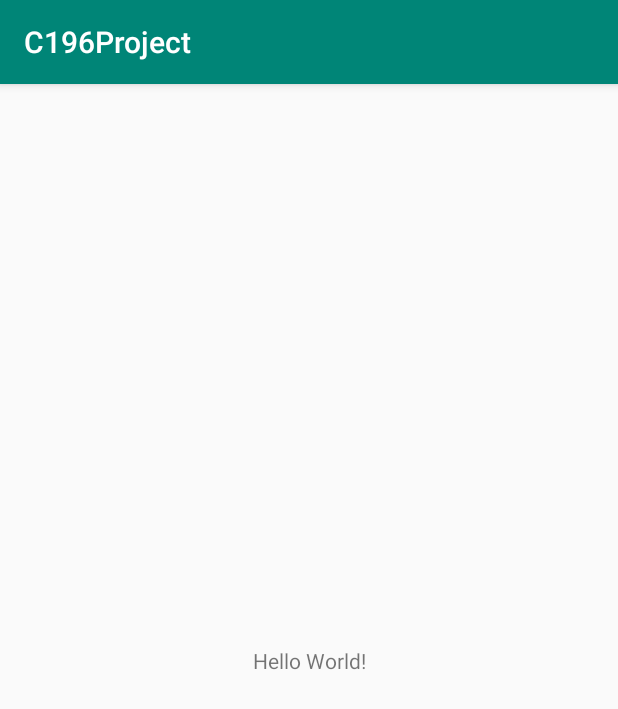
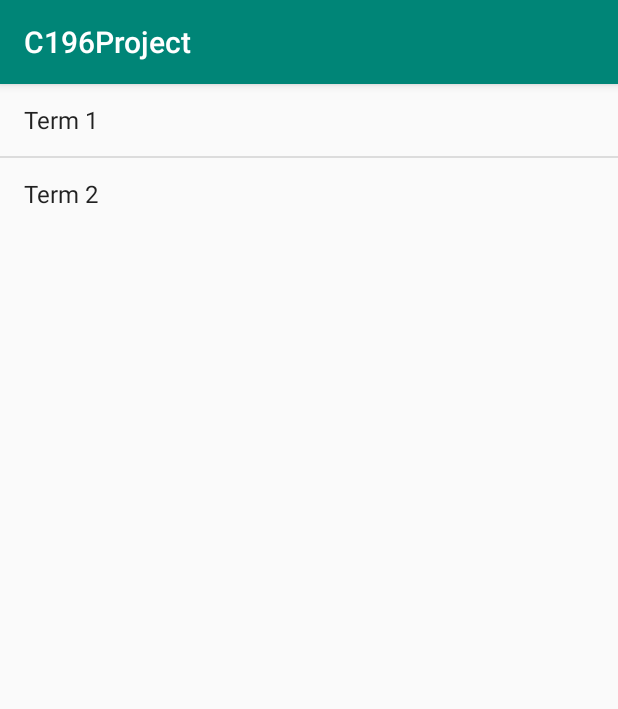
Before and after one commit to chriscorey-dev/C196Project, an Android app: the screen it shows after launch (MainActivity), on a phone screen of 412 x 824 dp. Shown: the top 709 px of the screen. Run offline under Robolectric (Android 15) with nearby library versions, the phone set to English and light mode, and no system bars.

Commit message:
Added database functionality. Added Term object. Added basic layout displaying terms

```diff
--- /dev/null
+++ b/app/src/main/java/com/chris_corey/c196project/DBHelper.java
@@ -0,0 +1,69 @@
+package com.chris_corey.c196project;
+
+import android.content.Context;
+import android.database.sqlite.SQLiteDatabase;
+import android.database.sqlite.SQLiteOpenHelper;
+
+import java.sql.Date;
+
+public class DBHelper extends SQLiteOpenHelper {
+
+    private static final String DATABASE_NAME = "QCOM.db";
+    private static final int DATABASE_VERSION = 1;
+
+    public DBHelper(Context context) {
+        super(context, DATABASE_NAME, null, DATABASE_VERSION);
+    }
+
+    @Override
+    public void onCreate(SQLiteDatabase sqLiteDatabase) {
+    }
+
+    @Override
+    public void onUpgrade(SQLiteDatabase sqLiteDatabase, int i, int i1) {
+
+    }
+
+    public void createDatabase() {
+        this.getWritableDatabase().execSQL("CREATE TABLE IF NOT EXISTS terms (id INTEGER PRIMARY KEY AUTOINCREMENT, title TEXT, start_date DATE, end_date DATE)");
+        this.getWritableDatabase().execSQL("CREATE TABLE IF NOT EXISTS courses (id INTEGER PRIMARY KEY AUTOINCREMENT, title TEXT, start_date DATE, end_date DATE, notes TEXT, status TEXT, mentor_name TEXT, mentor_phone TEXT, mentor_email TEXT, parent_term INTEGER)");
+        this.getWritableDatabase().execSQL("CREATE TABLE IF NOT EXISTS assessments (id INTEGER PRIMARY KEY AUTOINCREMENT, title TEXT, due_date DATE, type TEXT, parent_course INTEGER)");
+    }
+
+    public void addTerm(String title, Date startDate, Date endDate) {
+        this.getWritableDatabase().execSQL("INSERT INTO terms (title, start_date, end_date) VALUES ('"+ title +"', '"+ startDate +"', '"+ endDate +"')");
+    }
+
+    public void addCourse(String title, Date startDate, Date endDate, String notes, String status, String mentorName, String mentorEmail, String mentorPhone, int parentTerm) {
+        this.getWritableDatabase().execSQL("INSERT INTO courses (title, start_date, end_date, notes, status, mentor_name, mentor_email, mentor_phone, parent_term) VALUES ('"+ title +"', '"+ startDate +"', '"+ endDate +"', '"+ notes +"', '"+ status +"', '"+ mentorName +"', '"+ mentorEmail +"', '"+ mentorPhone +"', "+ parentTerm +")");
+    }
+
+    public void addAssessment(String title, Date dueDate, String type, int parentCourse) {
+        this.getWritableDatabase().execSQL("INSERT INTO assessments (title, due_date, type, parent_course) VALUES ('"+ title +"', '"+ dueDate +"', '"+ type +"', "+ parentCourse +")");
+    }
+
+    // DEBUG
+    public void populateDatabase() {
+        addTerm("Term 1", Date.valueOf("2020-04-01"), Date.valueOf("2020-10-01"));
+        addTerm("Term 2", Date.valueOf("2020-10-02"), Date.valueOf("2021-04-02"));
+        addCourse("Course 1", Date.valueOf("2020-04-01"), Date.valueOf("2020-10-01"), "My Notes", "Plan To Take", "Bob Roberts", "bob@roberts.com", "555-555-5555", 1);
+        addAssessment("Assessment 1", Date.valueOf("2020-10-01"), "OA", 1);
+    }
+
+    // DEBUG
+    public void destroyDatabase() {
+        this.getWritableDatabase().execSQL("DROP TABLE IF EXISTS terms;");
+        this.getWritableDatabase().execSQL("DROP TABLE IF EXISTS courses;");
+        this.getWritableDatabase().execSQL("DROP TABLE IF EXISTS assessments;");
+    }
+}
+
+
+
+// execSQL(); - Used for SQL statements that don't return data, like creating a table
+// insert(); - Inserts a row into a table. Uses ContentValues, which are key value pairs that represent a column name & column value. Returns long
+// query(); - SQL query. Returns Cursor object for iteration
+// update(); - SQL update. returns int representing # of rows affected
+// delete(); - SQL delete. returns int representing # of rows affected
+
+// Cursor Object - Like an array list, contains any values retrieved from DB table
--- a/app/src/main/java/com/chris_corey/c196project/MainActivity.java
+++ b/app/src/main/java/com/chris_corey/c196project/MainActivity.java
@@ -1,13 +1,77 @@
 package com.chris_corey.c196project;
 
+import android.database.Cursor;
 import android.support.v7.app.AppCompatActivity;
 import android.os.Bundle;
+import android.util.Log;
+import android.view.View;
+import android.widget.AdapterView;
+import android.widget.ArrayAdapter;
+import android.widget.ListView;
+import android.widget.ScrollView;
+import android.widget.Toast;
+
+import java.sql.Date;
+import java.util.ArrayList;
 
 public class MainActivity extends AppCompatActivity {
+    DBHelper dbHelper;
+    ArrayList<Term> termList;
 
     @Override
     protected void onCreate(Bundle savedInstanceState) {
         super.onCreate(savedInstanceState);
         setContentView(R.layout.activity_main);
+
+        ListView listView = findViewById(R.id.listView);
+
+        dbHelper = new DBHelper(MainActivity.this);
+
+        dbHelper.getWritableDatabase();
+
+        // DEBUG
+        dbHelper.destroyDatabase();
+
+        dbHelper.createDatabase();
+
+        // DEBUG
+        dbHelper.populateDatabase();
+
+//        ArrayList<String> valuesIdk = new ArrayList<>();
+//        dbHelper.getWritableDatabase().query("termList", {"id", "title", "start_date", "end_date"}, )
+
+        Cursor cursor = dbHelper.getWritableDatabase().rawQuery("SELECT * FROM terms", null);
+
+        termList = new ArrayList<>();
+
+        while(cursor.moveToNext()) {
+//            int i = cursor.getPosition();
+
+            Date startDate = Date.valueOf(cursor.getString(2));
+            Date endDate = Date.valueOf(cursor.getString(3));
+
+            Term term = new Term(cursor.getInt(0), cursor.getString(1), startDate, endDate);
+            termList.add(term);
+        }
+
+        // List View Stuff
+        ArrayAdapter<String> adapter = new ArrayAdapter<>(this, android.R.layout.simple_list_item_1, android.R.id.text1);
+        listView.setAdapter(adapter);
+        listView.setOnItemClickListener(new AdapterView.OnItemClickListener() {
+            @Override
+            public void onItemClick(AdapterView<?> adapterView, View view, int i, long l) {
+                Toast.makeText(MainActivity.this, "Clicked: " + termList.get(i).getTitle(), Toast.LENGTH_SHORT).show();
+            }
+        });
+
+        for (Term term : termList) {
+            adapter.add(term.getTitle());
+        }
+    }
+
+    @Override
+    protected void onPause() {
+        super.onPause();
+        dbHelper.close();
     }
 }
--- /dev/null
+++ b/app/src/main/java/com/chris_corey/c196project/Term.java
@@ -0,0 +1,49 @@
+package com.chris_corey.c196project;
+
+import java.sql.Date;
+
+public class Term {
+    private int key;
+    private String title;
+    private Date startDate;
+    private Date endDate;
+
+    public Term(int key, String title, Date startDate, Date endDate) {
+        this.key = key;
+        this.title = title;
+        this.startDate = startDate;
+        this.endDate = endDate;
+    }
+
+    public int getKey() {
+        return key;
+    }
+
+    public void setKey(int key) {
+        this.key = key;
+    }
+
+    public String getTitle() {
+        return title;
+    }
+
+    public void setTitle(String title) {
+        this.title = title;
+    }
+
+    public Date getStartDate() {
+        return startDate;
+    }
+
+    public void setStartDate(Date startDate) {
+        this.startDate = startDate;
+    }
+
+    public Date getEndDate() {
+        return endDate;
+    }
+
+    public void setEndDate(Date endDate) {
+        this.endDate = endDate;
+    }
+}
--- a/app/src/main/res/layout/activity_main.xml
+++ b/app/src/main/res/layout/activity_main.xml
@@ -1,18 +1,14 @@
 <?xml version="1.0" encoding="utf-8"?>
-<android.support.constraint.ConstraintLayout xmlns:android="http://schemas.android.com/apk/res/android"
-    xmlns:app="http://schemas.android.com/apk/res-auto"
+<LinearLayout xmlns:android="http://schemas.android.com/apk/res/android"
     xmlns:tools="http://schemas.android.com/tools"
+    android:orientation="vertical"
     android:layout_width="match_parent"
-    android:layout_height="match_parent"
+    android:layout_height="wrap_content"
     tools:context=".MainActivity">
 
-    <TextView
-        android:layout_width="wrap_content"
-        android:layout_height="wrap_content"
-        android:text="Hello World!"
-        app:layout_constraintBottom_toBottomOf="parent"
-        app:layout_constraintLeft_toLeftOf="parent"
-        app:layout_constraintRight_toRightOf="parent"
-        app:layout_constraintTop_toTopOf="parent" />
+    <ListView
+        android:id="@+id/listView"
+        android:layout_width="match_parent"
+        android:layout_height="wrap_content"></ListView>
 
-</android.support.constraint.ConstraintLayout>
+</LinearLayout>
```
